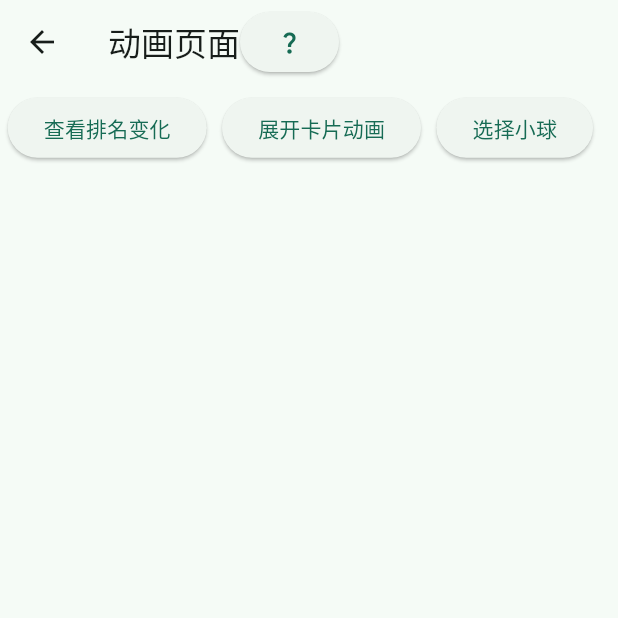
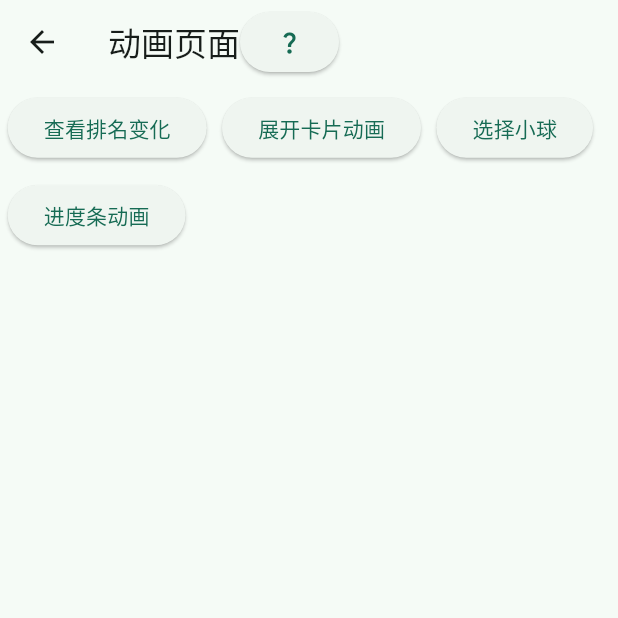
Before and after one commit to heyushishadan/demo, a Flutter app: the screen it shows after launch, after a tap on "去动画世界", on a phone screen of 412 x 824 dp, the top half of it. Run offline on Flutter 3.47's test engine with Material 3 defaults, Android fonts, the phone set to English and light mode, and no system bars; our stand-ins replace get, shared_preferences; missing offline and left inert: tdesign_flutter, window_manager.

Commit message:
feat(animation): 添加进度条动画页面并集成到动画演示中 新增 ExplicitAnimationDemo 页面，展示使用 AnimationController 实现的圆形进度条动画。 在 AnimationDemo 页面添加跳转按钮，方便查看新动画效果。
feat(main): 桌面端支持固定窗口尺寸及屏幕适配优化
引入 window_manager 包，针对 Windows、macOS 和 Linux 平台设置默认窗口大小为 500x800。
调整 ScreenUtil 初始化逻辑，确保设计稿尺寸正确应用，提升多平台显示一致性。

```diff
--- a/lib/main.dart
+++ b/lib/main.dart
@@ -1,3 +1,5 @@
+import 'dart:io';
+
 import 'package:demo3/widget/animation/animation_page.dart';
 import 'package:demo3/widget/counter/count_Controller.dart';
 import 'package:demo3/widget/counter/counterPage.dart';
@@ -7,12 +9,28 @@ import 'package:demo3/widget/luyouchuanzhi/page1.dart';
 import 'package:demo3/widget/notebook/notebook1_page.dart';
 import 'package:demo3/widget/notebook/notebook2_page.dart';
 import 'package:demo3/utils/size_extension.dart';
+import 'package:flutter/foundation.dart';
 import 'package:flutter/material.dart';
-import 'package:flutter/rendering.dart';
-import 'package:flutter/services.dart';
 import 'package:get/get.dart';
+import 'package:window_manager/window_manager.dart';
 
-void main() {
+Future<void> main() async {
+  WidgetsFlutterBinding.ensureInitialized();
+
+  // 桌面端设定窗口尺寸为设计稿大小
+  if (!kIsWeb && (Platform.isWindows || Platform.isMacOS || Platform.isLinux)) {
+    await windowManager.ensureInitialized();
+    const windowOptions = WindowOptions(
+      size: Size(500, 800),
+      minimumSize: Size(500, 800),
+      center: true,
+    );
+    await windowManager.waitUntilReadyToShow(windowOptions, () async {
+      await windowManager.show();
+      await windowManager.focus();
+    });
+  }
+
   FlutterError.onError = (FlutterErrorDetails details) {
     if (details.exception.toString().contains('KeyDownEvent') ||
         details.exception.toString().contains('HardwareKeyboard')) {
@@ -20,15 +38,7 @@ void main() {
     }
     FlutterError.presentError(details);
   };
-  builder: (context, child) {
-    // 全局初始化屏幕适配，设置自定义设计稿尺寸
-    ScreenUtil.init(
-      context,
-      designWidth: 800,    // 设置您想要的设计稿宽度
-      designHeight: 1480,   // 设置您想要的设计稿高度
-    );
-    return child ?? const SizedBox.shrink();
-  };
+
   runApp(const MyApp());
 }
 
@@ -46,7 +56,12 @@ class MyApp extends StatelessWidget {
       ),
       builder: (context, child) {
         // 全局初始化屏幕适配，只需在这里调用一次
-        ScreenUtil.init(context);
+        // 在这里设置“设计稿”的宽高，后续所有 .w / .h / .sp 都会按这个比例缩放
+        ScreenUtil.init(
+          context,
+          designWidth: 800, // 设计稿宽度
+          designHeight: 1480, // 设计稿高度
+        );
         return child ?? const SizedBox.shrink();
       },
       home: const MyHomePage(title: '豆哥的demo'),
--- a/lib/widget/animation/animation_page.dart
+++ b/lib/widget/animation/animation_page.dart
@@ -2,6 +2,7 @@ import 'package:demo3/utils/size_extension.dart';
 import 'package:demo3/widget/animation/animation_ball.dart';
 import 'package:demo3/widget/animation/dialog_tip.dart';
 import 'package:demo3/widget/animation/expandable_card.dart';
+import 'package:demo3/widget/animation/progress_bar.dart';
 import 'package:demo3/widget/animation/rank_animation_dialog.dart';
 import 'package:flutter/material.dart';
 
@@ -60,6 +61,11 @@ class _AnimationDemoState extends State<AnimationDemo> {
               ()=>Navigator.push(context, MaterialPageRoute(builder: (context) => ExpandableBallDemo()))
               ),
 
+              _Button(
+              '进度条动画',
+              ()=>Navigator.push(context, MaterialPageRoute(builder: (context) => ExplicitAnimationDemo()))
+              ),
+
           ],
         ),
       ),
--- a/pubspec.yaml
+++ b/pubspec.yaml
@@ -39,6 +39,7 @@ dependencies:
   shared_preferences: ^2.2.2
   flutter_cache_manager: ^3.3.1
   path_provider: ^2.1.1
+  window_manager: ^0.3.9
 
 dev_dependencies:
   flutter_test:
```
Also changed, not shown: lib/widget/animation/progress_bar.dart (added, +94 -0 lines), pubspec.lock.
